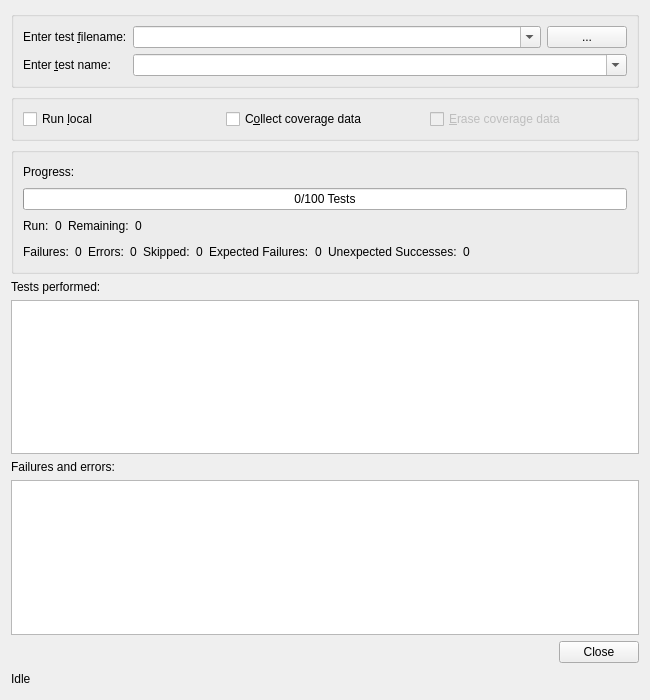
This is PyUnit/UnittestDialog.ui in testmana2/test as Qt 5 draws it before an edit. The edited form follows.
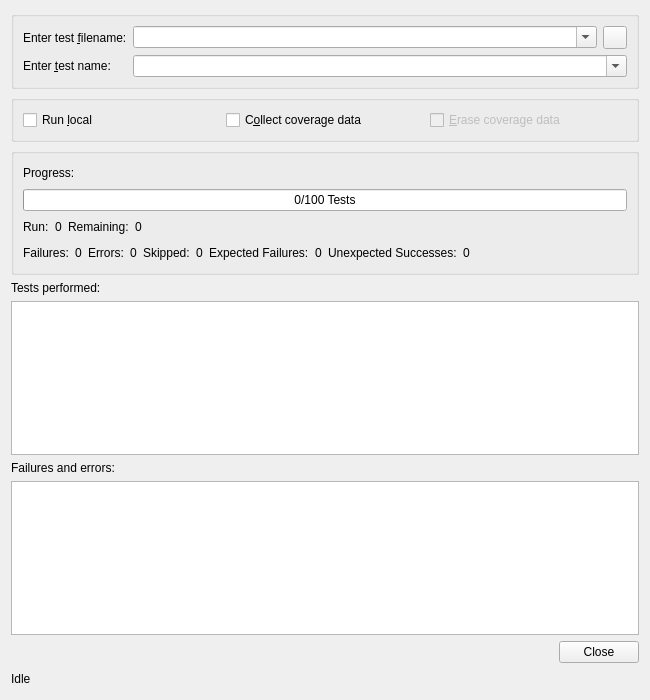
This is the edited form. Custom widgets are drawn as their Qt base class.

Commit message: Changed all the file or directory selection buttons to QToolButton and gave them an icon.

```diff
--- a/PyUnit/UnittestDialog.ui
+++ b/PyUnit/UnittestDialog.ui
@@ -75,16 +75,6 @@
         </property>
        </widget>
       </item>
-      <item row="0" column="2">
-       <widget class="QPushButton" name="fileDialogButton">
-        <property name="toolTip">
-         <string>Open a file selection dialog</string>
-        </property>
-        <property name="text">
-         <string>...</string>
-        </property>
-       </widget>
-      </item>
       <item row="0" column="0">
        <widget class="QLabel" name="testsuiteLabel">
         <property name="text">
@@ -95,6 +85,13 @@
         </property>
        </widget>
       </item>
+      <item row="0" column="2">
+       <widget class="QToolButton" name="fileDialogButton">
+        <property name="toolTip">
+         <string>Open a file selection dialog</string>
+        </property>
+       </widget>
+      </item>
      </layout>
     </widget>
    </item>
```
The commit also changes 127 other files.
